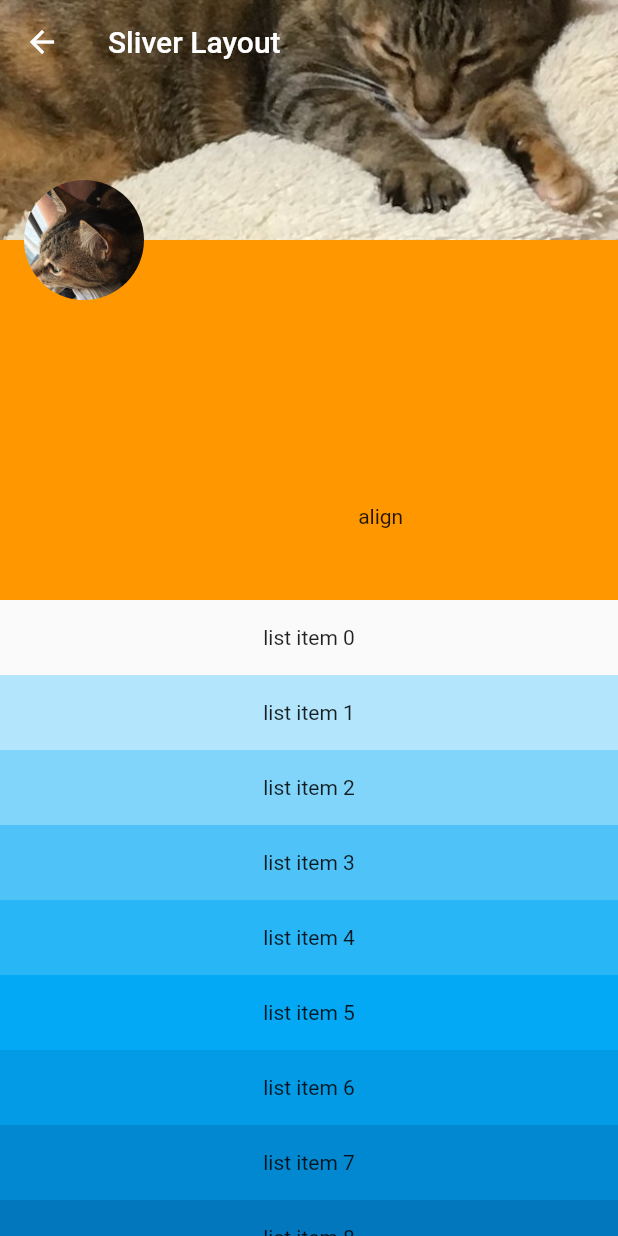
After one commit to NewFieldForMe/FlutterExams, a Flutter app: the SliverLayoutPage screen opened directly, on a phone screen of 412 x 824 dp. The commit adds this screen. Run offline on Flutter 3.47's test engine with Material 2 defaults, Android fonts, the phone set to English and light mode, and no system bars; missing offline and left inert: map_view; statements that could not run were skipped.

Commit message:
sliver 1

```diff
--- a/lib/enums.dart
+++ b/lib/enums.dart
@@ -6,5 +6,6 @@ enum ExampleEnum {
   map,
   topTab,
   bottomTab,
-  stack
+  stack,
+  sliver
 }
--- a/lib/presenter/ExampleListPagePresenter.dart
+++ b/lib/presenter/ExampleListPagePresenter.dart
@@ -15,6 +15,7 @@ class ExampleListPagePresenter {
       Example(title: 'Bottom Tab', exampleType: ExampleEnum.bottomTab),
       Example(title: 'Stack', exampleType: ExampleEnum.stack),
       Example(title: 'Top Tab', exampleType: ExampleEnum.topTab),
+      Example(title: 'Sliver', exampleType: ExampleEnum.sliver),
     ];
   }
 }
--- a/lib/view/ExampleListPage.dart
+++ b/lib/view/ExampleListPage.dart
@@ -6,6 +6,7 @@ import 'package:flutter_exams/view/MethodChannelPage.dart';
 import 'package:flutter_exams/view/MapViewPage.dart';
 import 'package:flutter_exams/view/ToptabPage.dart';
 import 'package:flutter_exams/view/StackLayoutPage.dart';
+import 'package:flutter_exams/view/SliverLayoutPage.dart';
 import 'package:flutter_exams/presenter/ExampleListPagePresenter.dart';
 
 class ExampleListPage extends StatefulWidget {
@@ -68,6 +69,10 @@ class _ExampleListPageState extends State<ExampleListPage> {
               break;
             case ExampleEnum.stack:
               return StackLayoutPage();
+              break;
+            case ExampleEnum.sliver:
+              return SliverLayoutPage();
+              break;
             default:
               return CardLayoutPage();
           }
--- /dev/null
+++ b/lib/view/SliverLayoutPage.dart
@@ -0,0 +1,156 @@
+import 'package:flutter/material.dart';
+import 'dart:ui';
+
+class SliverLayoutPage extends StatefulWidget {
+  @override
+  _SliverLayoutPageState createState() => new _SliverLayoutPageState();
+}
+
+class _SliverLayoutPageState extends State<SliverLayoutPage> {
+  @override
+  final double _sliverAppBarHeight = 400.0;
+  final double _headerImageHeight = 160.0;
+  final double _profileImageHeight = 80.0;
+
+  ScrollController _scrollController;
+  double _statusBarHeight = 20.0;  // 20.0
+  double _toolbarHeight = 56.0;    // 56.0
+  double _headerImageBottomMargin;
+  ThemeData _theme;
+
+  @override
+  void initState() {
+    super.initState();
+    _scrollController = new ScrollController();
+    _headerImageBottomMargin = _sliverAppBarHeight - _headerImageHeight;
+  }
+
+  double get _statusAndToolbarHeight {
+    return _statusBarHeight + _toolbarHeight;
+  }
+
+  Widget build(BuildContext context) {
+    _statusBarHeight = MediaQuery.of(context).padding.top;
+    _theme = Theme.of(context);
+
+    var hibm = _headerImageHeight;
+    var scrollableHeight = _sliverAppBarHeight - _statusAndToolbarHeight;
+
+    _scrollController.addListener(() {
+      var scrollOffset = _scrollController.offset - _statusBarHeight;
+      if (scrollOffset < _statusAndToolbarHeight) {
+        hibm = _sliverAppBarHeight - _headerImageHeight;
+      } else if (scrollOffset > _statusAndToolbarHeight && scrollOffset <= scrollableHeight){
+        hibm = scrollableHeight - scrollOffset;
+      } else {
+        hibm = 0.0;
+      }
+      setState(() {
+        _headerImageBottomMargin = hibm;
+      });
+    });
+
+    // ツールバーの高さを計測する
+    _toolbarHeight = AppBar(
+      title: Text('Demo'),
+    ).preferredSize.height;
+
+    return Scaffold(
+        // appBar: AppBar(title: Text("hoge"),),
+        body: _customScrollView()
+    );
+
+  }
+
+  Widget _customScrollView() {
+    return new CustomScrollView(
+      controller: this._scrollController,
+      slivers: [
+        _buildSliverAppBar(context),
+        _buildSliverList()
+      ]
+    );
+  }
+
+  Widget _buildSliverAppBar(BuildContext context) {
+    return new SliverAppBar(
+      pinned: true,
+      expandedHeight: _sliverAppBarHeight,
+      flexibleSpace: new LayoutBuilder(
+        builder: (BuildContext context, BoxConstraints constraints) {
+          return new Stack(
+            children: <Widget>[
+              Container(color: Colors.orange),
+              Container(
+                height: _headerImageHeight,
+                margin: EdgeInsets.only(bottom: _headerImageBottomMargin),
+                child: _blurHeaderImage('assets/neko1_600x400.jpg'),
+              ),
+
+              Positioned(
+                bottom: _sliverAppBarHeight - _headerImageHeight - (_profileImageHeight / 2),
+                height: _profileImageHeight,
+                left: 16.0,
+                  // Container(
+                  //   height: 80.0,
+                  //   width: 80.0,
+                  //   color: Colors.red,
+                  // ),
+                child: Container(
+                  height: _profileImageHeight,
+                  width: _profileImageHeight,
+                  decoration: BoxDecoration(
+                    shape: BoxShape.circle,
+                    image: new DecorationImage(
+                      fit: BoxFit.fitWidth,
+                      alignment: FractionalOffset.bottomCenter,
+                      image: new ExactAssetImage('assets/neko2_400x400.png')
+                    )
+                  ),
+                )
+              ),
+              Align(
+                alignment: new Alignment(0.25, 0.75),
+                child: Text("align"),
+              ),
+            ],
+          );
+        },
+      ),
+      title: Text("Sliver Layout"),
+    );
+  }
+
+  Widget _buildSliverList() {
+    return new SliverFixedExtentList(
+      itemExtent: 50.0,
+      delegate: new SliverChildBuilderDelegate(
+        (BuildContext context, int index) {
+          return new Container(
+            alignment: Alignment.center,
+            color: Colors.lightBlue[100 * (index % 9)],
+            child: new Text('list item $index'),
+          );
+        },
+      ),
+    );
+  }
+
+  Widget _blurHeaderImage(imageName) {
+    return new Container(
+      decoration: BoxDecoration(
+        image: new DecorationImage(
+          fit: BoxFit.fitWidth,
+          alignment: FractionalOffset.bottomCenter,
+          image: new ExactAssetImage(imageName)
+        )
+      ),
+      child: BackdropFilter(
+        filter: ImageFilter.blur(sigmaX: 0.0, sigmaY: 0.0),
+        child: Container(
+          decoration: new BoxDecoration(color: Colors.white.withOpacity(0.0)),
+        ),
+      ),
+    );
+  }
+}
--- a/pubspec.yaml
+++ b/pubspec.yaml
@@ -28,6 +28,7 @@ flutter:
   # To add assets to your application, add an assets section, like this:
   assets:
    - assets/neko1_600x400.jpg
+   - assets/neko2_400x400.png
 
   # An image asset can refer to one or more resolution-specific "variants", see
   # https://flutter.io/assets-and-images/#resolution-aware.
```
Also changed, not shown: assets/neko2_400x400.png (added).
